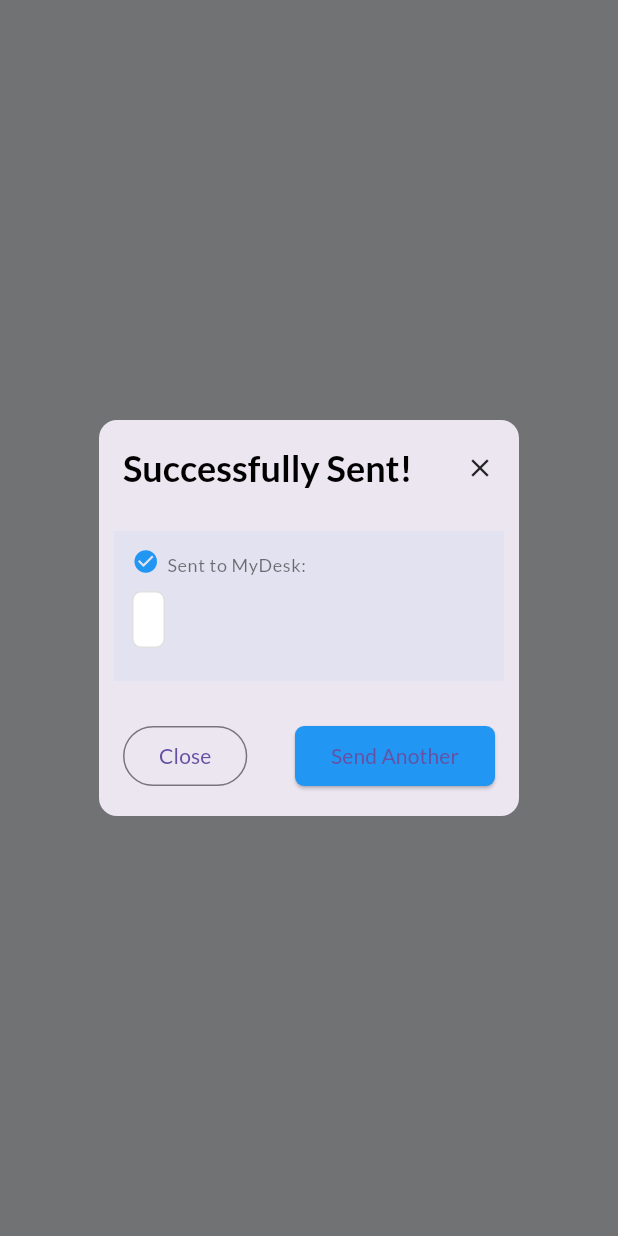
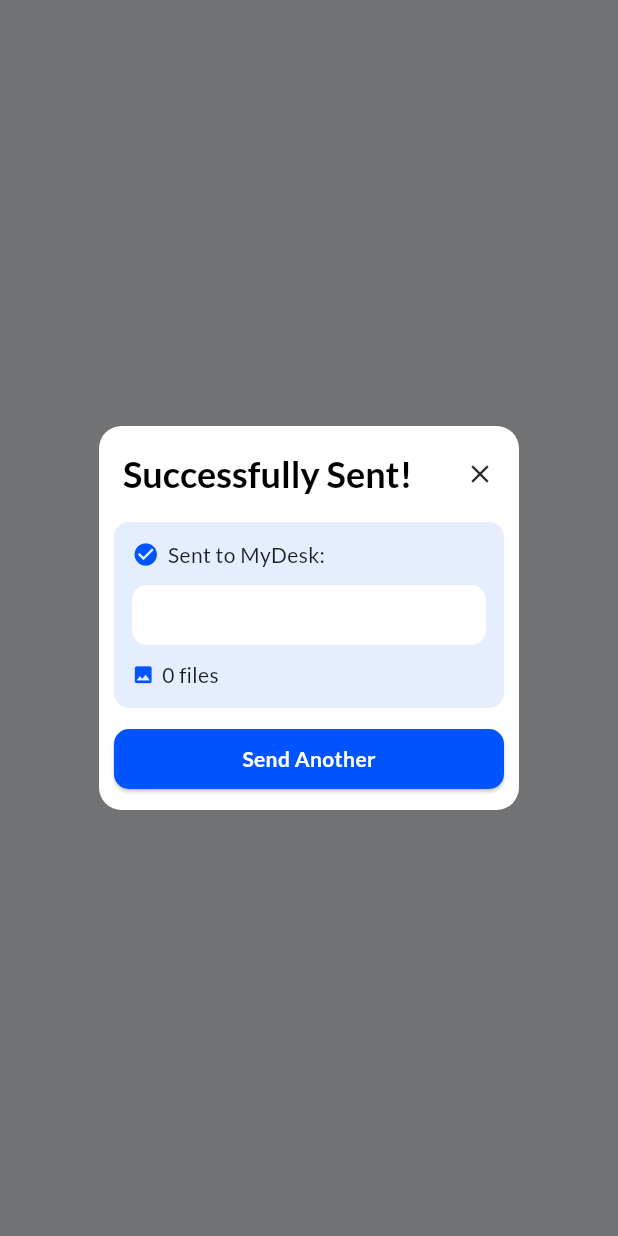
Before and after one commit to TheNairaSign/airdesk, a Flutter app: what showSuccessDialog() shows on an empty page, opened directly with empty values, on a phone screen of 412 x 824 dp. Run offline on Flutter 3.47's test engine with Material 3 defaults, Android fonts, the phone set to English and light mode, and no system bars; our stand-ins replace animate_do, cached_network_image, device_info_plus, dio, file_picker, flutter_spinkit and 5 more; missing offline and left inert: flutter_sharing_intent, mobile_scanner; accounts and stored records are empty; network calls fail.

Commit message:
feat(share_provider): improve file editing and submission handling
- Add resetControllerState method to ViewProvider
- Enhance edit file management with initial files tracking
- Improve success dialog UI and functionality
- Fix file preview network image handling
- Clean up unused code and improve code style

```diff
--- a/lib/pages/main_page/main_page.dart
+++ b/lib/pages/main_page/main_page.dart
@@ -1,3 +1,5 @@
+// ignore_for_file: use_build_context_synchronously
+
 import 'dart:io';
 
 import 'package:air_desk/components/upload__file.dart';
@@ -57,7 +59,7 @@ class _MainPageState extends State<MainPage> {
               onTap: () async {
                 final _accessCode = await _getAccessCode();
                 if (_accessCode != null) {
-                  Navigator.of(context).push(MaterialPageRoute(builder: (context) => MyDeskCreatorPage(accessCode: _accessCode!)));
+                  Navigator.of(context).push(MaterialPageRoute(builder: (context) => MyDeskCreatorPage(accessCode: _accessCode)));
                 } else {
                   Navigator.of(context).push(MaterialPageRoute(builder: (ctx) => const MyDeskPage()));
                 }
@@ -158,7 +160,6 @@ class _MainPageState extends State<MainPage> {
                                   } else {
                                     debugPrint('Shared file not found in the list');
                                   }
-                                  receiveProvider.notifyListeners();
                                 });
                               },
                             );
--- a/lib/pages/main_page/widgets/view_field.dart
+++ b/lib/pages/main_page/widgets/view_field.dart
@@ -62,7 +62,6 @@ class _ViewFieldState extends State<ViewField> {
                 border: InputBorder.none
               ),
               onFieldSubmitted: (value) {
-                // viewProvider.fetchData(context, value);
                 viewProvider.updateControllerState(context);
               },
             ),
--- a/lib/providers/view_provider.dart
+++ b/lib/providers/view_provider.dart
@@ -160,6 +160,12 @@ class ViewProvider extends ChangeNotifier {
   bool _changeControllerState = false;
   bool get changeControllerState => _changeControllerState;
 
+  void resetControllerState() {
+    _changeControllerState = false;
+    debugPrint('Reset controller State to: $_changeControllerState');
+    notifyListeners();
+  }
+
   void deskNameListener(BuildContext context) {
     final myDeskProvider = Provider.of<MyDeskProvider>(context, listen: false);
 
--- a/lib/utils/global_colours.dart
+++ b/lib/utils/global_colours.dart
@@ -18,6 +18,9 @@ class GlobalColours {
   static const Color successColor = Color(0xFF5CB85C);
   static const Color warningColor = Color(0xFFF0AD4E);
   static const Color infoColor = Color(0xFF5BC0DE);
+
+  static const Color secondaryGreen = Color(0xff069383);
+
 
   bool get _isDarkMode => MediaQuery.of(context).platformBrightness == Brightness.dark;
 
--- a/lib/utils/success_dialog.dart
+++ b/lib/utils/success_dialog.dart
@@ -1,3 +1,4 @@
+import 'package:air_desk/constants.dart';
 import 'package:air_desk/utils/global_colours.dart';
 import 'package:flutter/material.dart';
 
@@ -5,13 +6,15 @@ void showSuccessDialog(BuildContext context, {
   required String deskName,
   required List<String> fileNames,
   required String content,
+  required VoidCallback onPop,
 }) {
   showDialog(
     context: context,
     builder: (context) {
       return AlertDialog(
+        backgroundColor: GlobalColours(context).containerColor,
         shape: RoundedRectangleBorder(
-          borderRadius: BorderRadius.circular(12),
+          borderRadius: BorderRadius.circular(15),
         ),
         contentPadding: EdgeInsets.zero,
         content: Column(
@@ -33,8 +36,8 @@ void showSuccessDialog(BuildContext context, {
                     ),
                   ),
                   GestureDetector(
-                    onTap: () => Navigator.pop(context),
-                    child: Icon(Icons.close, size: 20),
+                    onTap: onPop,
+                    child: const Icon(Icons.close, size: 20),
                   ),
                 ],
               ),
@@ -42,74 +45,74 @@ void showSuccessDialog(BuildContext context, {
             // Blue box
             Container(
               width: double.infinity,
-              color: Colors.blue.withOpacity(0.05),
-              padding: EdgeInsets.all(12),
-              margin: EdgeInsets.all(10),
+              padding: const EdgeInsets.all(12),
+              margin: const EdgeInsets.symmetric(horizontal: 10, vertical: 0),
+              decoration: BoxDecoration(
+                color: primaryBlue.withOpacity(0.1),
+                borderRadius: BorderRadius.circular(10),
+              ),
               child: Column(
                 crossAxisAlignment: CrossAxisAlignment.start,
                 children: [
                   Text.rich(
                     TextSpan(
                       children: [
-                        WidgetSpan(
-                          child: Icon(Icons.check_circle, color: Colors.blue, size: 18),
+                        const WidgetSpan(
+                          child: Icon(Icons.check_circle, color: primaryBlue, size: 18),
                         ),
                         TextSpan(
                           text: "  Sent to MyDesk: ",
-                          style: Theme.of(context).textTheme.bodySmall?.copyWith(fontWeight: FontWeight.w500),
+                          style: Theme.of(context).textTheme.bodyMedium?.copyWith(fontWeight: FontWeight.w500),
                         ),
                         TextSpan(
                           text: deskName,
-                          style: Theme.of(context).textTheme.bodySmall?.copyWith(color: Colors.blue),
+                          style: Theme.of(context).textTheme.bodyMedium?.copyWith(color: primaryBlue),
                         ),
                       ],
                     ),
                   ),
-                  SizedBox(height: 10),
+                  const SizedBox(height: 10),
                   Container(
-                    padding: EdgeInsets.all(10),
+                    width: double.infinity,
+                    height: 40,
+                    padding: const EdgeInsets.all(10),
                     decoration: BoxDecoration(
-                      color: Colors.white,
-                      borderRadius: BorderRadius.circular(6),
-                      border: Border.all(color: Colors.grey.shade300),
+                      color: GlobalColours(context).containerColor,
+                      borderRadius: BorderRadius.circular(10),
                     ),
-                    child: Text(content, style: Theme.of(context).textTheme.bodySmall?.copyWith(),),
+                    child: Text(
+                      content,
+                      maxLines: 1,
+                      overflow: TextOverflow.ellipsis,
+                      style: Theme.of(context).textTheme.bodyMedium?.copyWith()),
                   ),
-                  SizedBox(height: 10),
+                  const SizedBox(height: 10),
                   Row(
-                    children: List.generate(fileNames.length > 3 ? 3 : fileNames.length, (index) {
-                      return Chip(
-                        label: Text(fileNames[index]),
-                        avatar: Icon(Icons.insert_drive_file, size: 18, color: Colors.blue),
-                        backgroundColor: Colors.white,
-                        side: BorderSide(color: Colors.grey.shade300),
-                      );
-                    }),
+                    children: [
+                      const Icon(Icons.image, size: 15, color: primaryBlue),
+                      const SizedBox(width: 5),
+                      Text('${fileNames.length} files')
+                    ],
                   )
                 ],
               ),
             ),
             // Buttons
             Padding(
-              padding: const EdgeInsets.all(16.0),
-              child: Row(
-                children: [
-                  OutlinedButton(
-                    onPressed: () => Navigator.pop(context),
-                    child: Text("Close"),
+              padding: const EdgeInsets.all(10.0),
+              child: SizedBox(
+                width: double.infinity,
+                child: ElevatedButton(
+                  onPressed: () => Navigator.of(context).pop(),
+                  style: ElevatedButton.styleFrom(
+                    backgroundColor: primaryBlue,
+                    shape: RoundedRectangleBorder(
+                      borderRadius: BorderRadius.circular(10),
+                    ),
                   ),
-                  Spacer(),
-                  ElevatedButton(
-                    onPressed: () {},
-                    style: ElevatedButton.styleFrom(
-                      backgroundColor: Colors.blue,
-                      shape: RoundedRectangleBorder(
-                        borderRadius: BorderRadius.circular(6),
-                      ),
-                    ),
-                    child: Text("Send Another"),
-                  ),
-                ],
+                  child: Text("Send Another", style: Theme.of(context).textTheme.bodyMedium?.copyWith(color: Colors.white, fontWeight: FontWeight.bold),),
+
+                ),
               ),
             ),
           ],
```
Also changed, not shown: lib/pages/main_page/widgets/send_button.dart (+8 -2 lines), lib/pages/main_page/widgets/submission_item_tile.dart (+2 -6 lines), lib/providers/share_provider.dart (+113 -62 lines), lib/widgets/file_preview.dart (+9 -6 lines).
